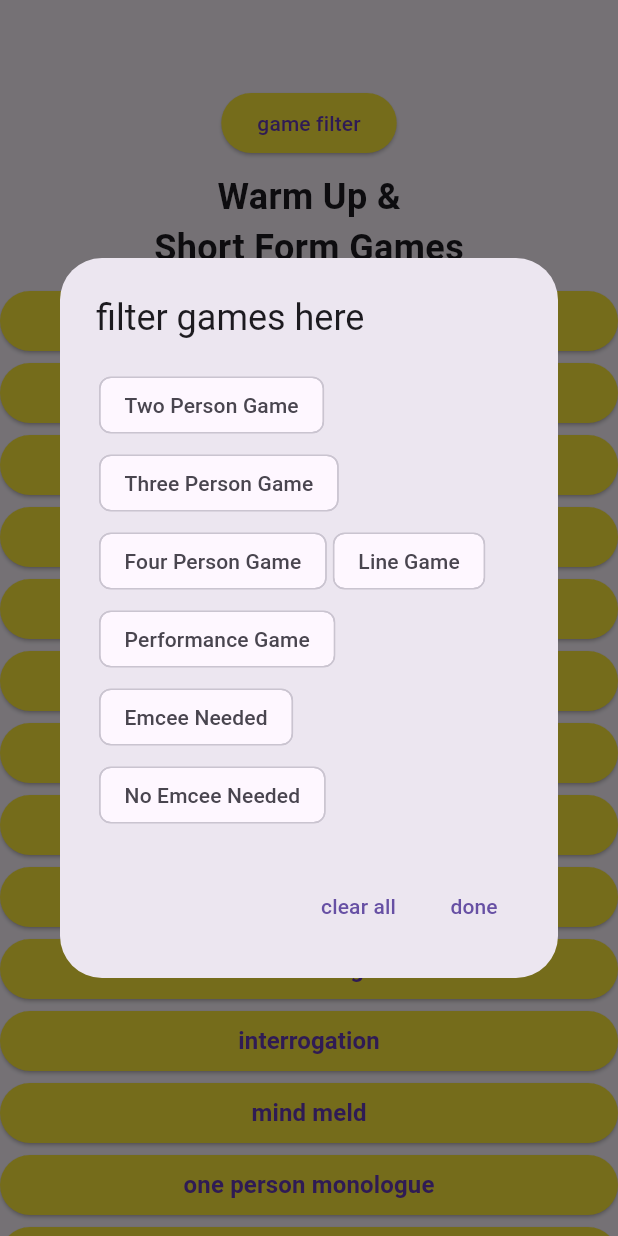
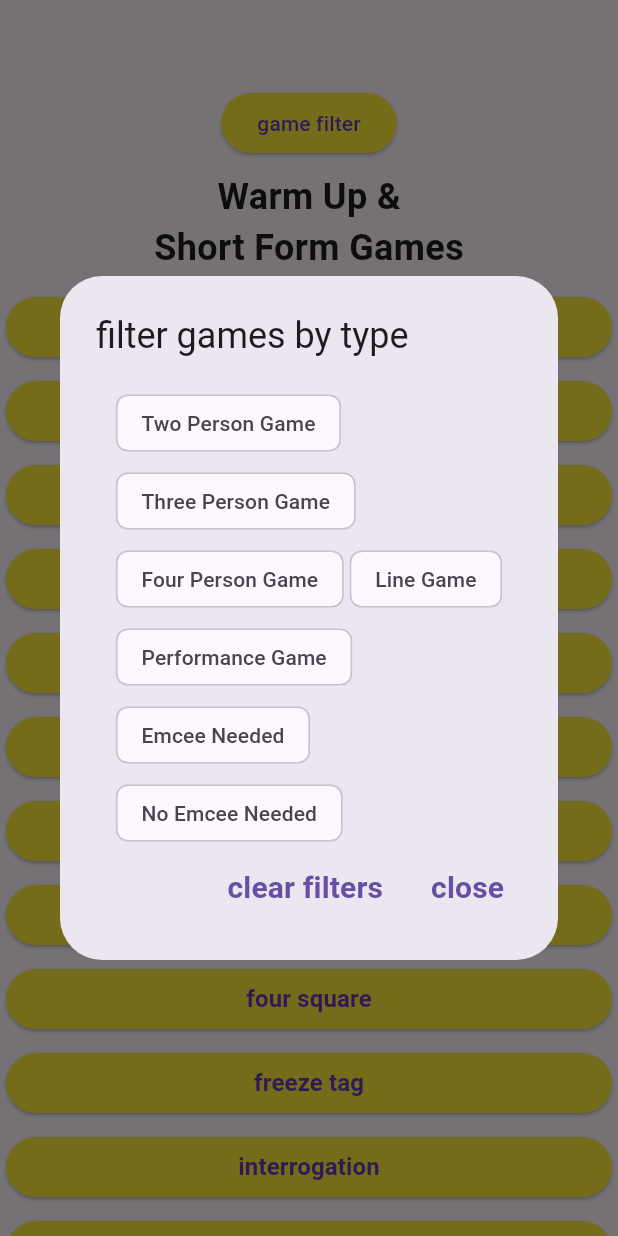
Before and after one commit to knuckledragger314/improv-tools, a Flutter app: the Games widget shown alone on an empty page, opened directly, after a tap on "game filter", on a phone screen of 412 x 824 dp. Run offline on Flutter 3.47's test engine with Material 3 defaults, Android fonts, the phone set to English and light mode, and no system bars; our stand-ins replace google_mobile_ads, styled_text; missing offline and left inert: flutter_email_sender; network calls fail.

Commit message:
added more suggestions. Added logic to cycle through suggestions before repeating. Added logic to handle null value returned for email feedback. Improved game filtering. Increased version

```diff
--- a/lib/types/suggestions/one_word.dart
+++ b/lib/types/suggestions/one_word.dart
@@ -1,6 +1,7 @@
 abstract class Word {
   static List<String> getWords() {
-    var words = [ 'advisor',
+    var words = [
+      'advisor',
       'Atlantic',
       'absolutely',
       'almanac',
--- a/lib/types/suggestions/place.dart
+++ b/lib/types/suggestions/place.dart
@@ -1,6 +1,7 @@
 abstract class Place {
   static List<String> getPlaces() {
-    var places = ['Miami',
+    var places = [
+      'Miami',
       'Subway restaurant',
       'North Pole',
       'inside an active volcano',
@@ -20,7 +21,7 @@ abstract class Place {
       'a Starbucks',
       'a waiting room',
       'the Cocoa Puffs factory',
-      'in a canoe floating down the Mississippi River'
+      'in a canoe floating down the Mississippi River',
       'a tree house',
       'a man cave',
       'a pumpkin patch',
--- a/lib/views/games.dart
+++ b/lib/views/games.dart
@@ -77,7 +77,7 @@ class _GamesState extends State<Games> {
                     context: context,
                     builder: (BuildContext context) {
                       return AlertDialog(
-                        title: const Text('filter games here'),
+                        title: const Text('filter games by type'),
                         content: MultiSelectChip(
                             chipFilterList: allFiltersList,
                             selectedChoices: selectedFilters,
@@ -86,34 +86,11 @@ class _GamesState extends State<Games> {
                                 selectedFilters = selectedList;
                               });
                             }),
-                        actions: [
-                          TextButton(
-                            child: const Text('clear all'),
-                            onPressed: () {
-                              //clear all
-                              setState(() {
-                                selectedFilters = [];
-                                allFiltersList.removeRange(
-                                    0, allFiltersList.length);
-                              });
-                            },
-                          ),
-                          TextButton(
-                            child: const Text('done'),
-                            onPressed: () {
-                              Navigator.of(context).pop();
-                            },
-                          )
-                        ],
                       );
                     });
               },
             ),
           ),
-
-          ///TODO: have put a mic icon on buttons that require an emcee, a circle or line for circle/line games, 2/3/4 dots for 2/3/4 people?
-          ///mic_rounded, mic_sharp mic_off -- remove (line) -- radio_button_off (circle) -- person
-
           const Text(
             'Warm Up &',
             style: TextStyle(fontSize: 24.0, fontWeight: FontWeight.w700),
@@ -136,6 +113,8 @@ class _GamesState extends State<Games> {
                       gameList[index]
                           .headers
                           .any((element) => selectedFilters.contains(element)),
+                  child: Padding(
+                    padding: const EdgeInsets.all(4.0),
                     child: ElevatedButton(
                       style: ElevatedButton.styleFrom(
                           backgroundColor: Colors.yellow,
@@ -153,6 +132,7 @@ class _GamesState extends State<Games> {
                             });
                       },
                     ),
+                  ),
                 );
               },
             ),
--- a/lib/widgets/multi_select_choice_chip.dart
+++ b/lib/widgets/multi_select_choice_chip.dart
@@ -2,22 +2,21 @@ import 'package:flutter/material.dart';
 
 class MultiSelectChip extends StatefulWidget {
   final List<String> chipFilterList;
-  final List<String> selectedChoices;
+  List<String> selectedChoices;
   final Function(List<String>) onSelectionChanged;
 
-  const MultiSelectChip(
-      {required this.chipFilterList,
-      super.key,
-      required this.onSelectionChanged,
-      required this.selectedChoices});
+  MultiSelectChip({
+    super.key,
+    required this.chipFilterList,
+    required this.onSelectionChanged,
+    required this.selectedChoices,
+  });
 
   @override
   State<MultiSelectChip> createState() => _MultiSelectChipState();
 }
 
 class _MultiSelectChipState extends State<MultiSelectChip> {
-  List<String> selectedChoices = [];
-
   _buildChoiceList() {
     List<Widget> choices = [];
 
@@ -25,14 +24,15 @@ class _MultiSelectChipState extends State<MultiSelectChip> {
       choices.add(Container(
         padding: const EdgeInsets.all(2.0),
         child: ChoiceChip(
+          selectedColor: Colors.yellow,
           label: Text(item),
-          selected: selectedChoices.contains(item),
+          selected: widget.selectedChoices.contains(item),
           onSelected: (selected) {
             setState(() {
-              selectedChoices.contains(item)
-                  ? selectedChoices.remove(item)
-                  : selectedChoices.add(item);
-              widget.onSelectionChanged(selectedChoices);
+              widget.selectedChoices.contains(item)
+                  ? widget.selectedChoices.remove(item)
+                  : widget.selectedChoices.add(item);
+              widget.onSelectionChanged(widget.selectedChoices);
             });
           },
         ),
@@ -44,8 +44,45 @@ class _MultiSelectChipState extends State<MultiSelectChip> {
 
   @override
   Widget build(BuildContext context) {
-    return Wrap(
-      children: _buildChoiceList(),
+    return Column(
+      mainAxisSize: MainAxisSize.min,
+      children: [
+        Wrap(
+          children: _buildChoiceList(),
+        ),
+        Row(
+          mainAxisAlignment: MainAxisAlignment.end,
+          children: [
+            TextButton(
+              child: const Text(
+                'clear filters',
+                style: TextStyle(fontSize: 20, fontWeight: FontWeight.w700),
+              ),
+              onPressed: () {
+                //clear all
+                setState(() {
+                  widget.selectedChoices = [];
+                  widget.onSelectionChanged(widget.selectedChoices);
+                });
+              },
+            ),
+            Padding(
+              padding: const EdgeInsets.only(left: 8.0),
+              child: TextButton(
+                child: const Text(
+                  'close',
+                  style: TextStyle(
+                      fontSize: 20, fontWeight: FontWeight.w700),
+                ),
+                onPressed: () {
+                  Navigator.of(context).pop();
+                },
+              ),
+            )
+
+          ],
+        )
+      ],
     );
   }
 }
--- a/pubspec.yaml
+++ b/pubspec.yaml
@@ -16,7 +16,7 @@ publish_to: 'none' # Remove this line if you wish to publish to pub.dev
 # https://developer.apple.com/library/archive/documentation/General/Reference/InfoPlistKeyReference/Articles/CoreFoundationKeys.html
 # In Windows, build-name is used as the major, minor, and patch parts
 # of the product and file versions while build-number is used as the build suffix.
-version: 1.0.2+3
+version: 1.0.3+4
 
 environment:
   sdk: '>=3.0.3 <4.0.0'
```
Also changed, not shown: lib/controller/suggestions_controller.dart (deleted, +0 -57 lines), lib/main.dart (+8 -14 lines), lib/types/suggestions/how_they_know_each_other.dart (+36 -1 lines), lib/types/suggestions/object.dart (+5 -3 lines), lib/views/feedback.dart (+31 -7 lines), lib/widgets/suggestion_button.dart (+19 -8 lines), 4 other files. Lines whose indentation alone changed are shown as unchanged.
